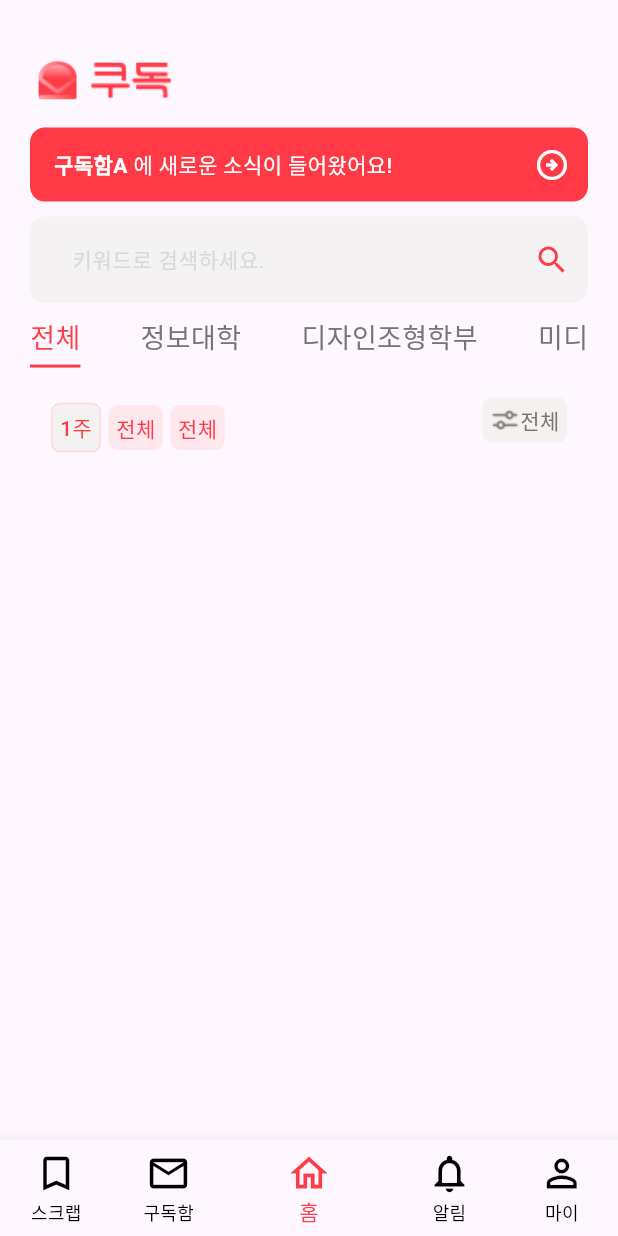
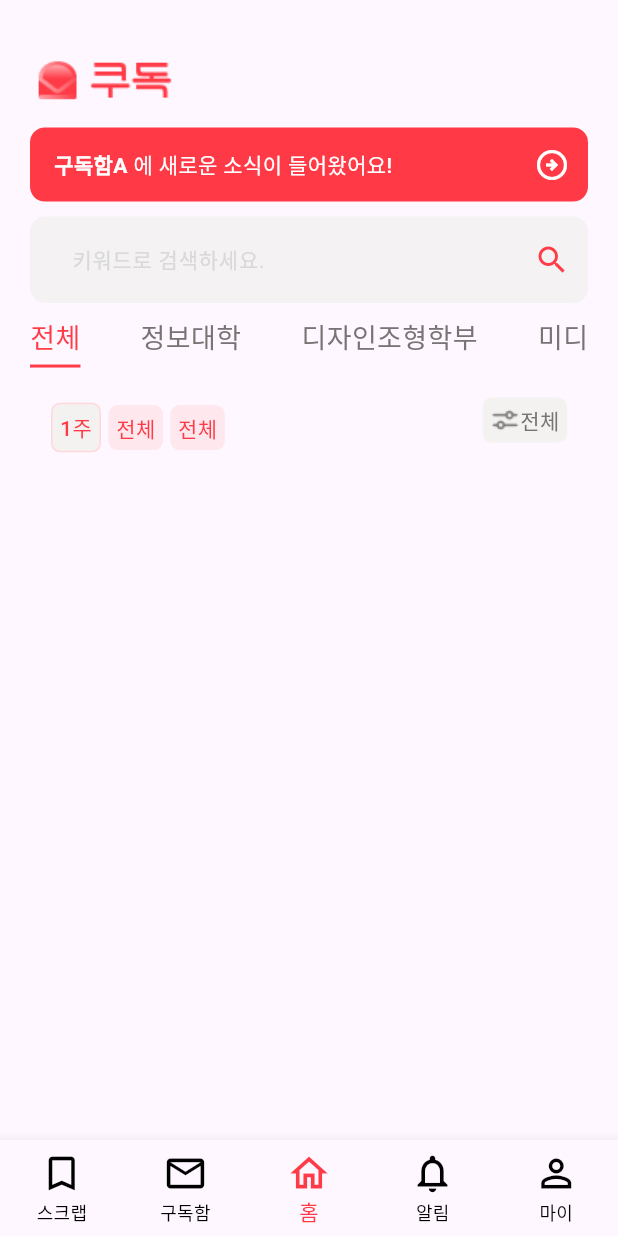
Before and after one commit to DevKor-github/KUDOG-front, a Flutter app: the NavigationPageWidget screen opened directly, on a phone screen of 412 x 824 dp. Run offline on Flutter 3.47's test engine with Material 3 defaults, Android fonts, the phone set to English and light mode, and no system bars; our stand-ins replace dio, firebase_core, firebase_messaging, flutter_widget_from_html, share_plus, shared_preferences; accounts and stored records are empty; network calls fail; Roboto replaces fonts that are missing (Pretendard).

Commit message:
gnb 애니메이션 제거

```diff
--- a/kudog/lib/pages/NavigationPage.dart
+++ b/kudog/lib/pages/NavigationPage.dart
@@ -50,7 +50,12 @@ class _NavigationPageWidgetState extends State<NavigationPageWidget> {
       body: SafeArea(
         child: _widgetOptions.elementAt(_selectedIndex),
       ),
-      bottomNavigationBar: BottomNavigationBar(
+      bottomNavigationBar: Theme(
+        data: ThemeData(
+            splashColor: Colors.transparent,
+            highlightColor: Colors.transparent),
+        child: BottomNavigationBar(
+          type: BottomNavigationBarType.fixed,
           items: const <BottomNavigationBarItem>[
             BottomNavigationBarItem(
                 icon: Icon(Icons.bookmark_outline, size: 30), label: "스크랩"),
@@ -62,7 +67,8 @@ class _NavigationPageWidgetState extends State<NavigationPageWidget> {
                 icon: Icon(Icons.notifications_none_outlined, size: 30),
                 label: "알림"),
             BottomNavigationBarItem(
-              icon: Icon(Icons.person_outline_outlined, size: 30), label: "마이"),
+                icon: Icon(Icons.person_outline_outlined, size: 30),
+                label: "마이"),
           ],
           currentIndex: _selectedIndex,
           onTap: _onItemTapped,
@@ -70,6 +76,7 @@ class _NavigationPageWidgetState extends State<NavigationPageWidget> {
           selectedItemColor: const Color(0xffFF3B47),
           showUnselectedLabels: true,
         ),
+      ),
     );
   }
 }
```
Lines whose indentation alone changed are shown as unchanged.
